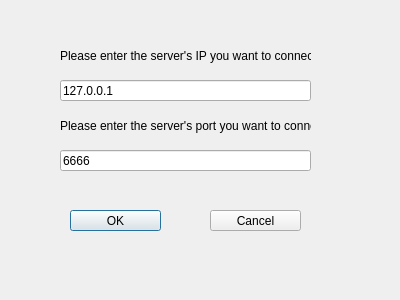
This is try_Client/confirmip.ui in LittleQili/Chatroom_Client as Qt 5 draws it before an edit. The edited form follows.
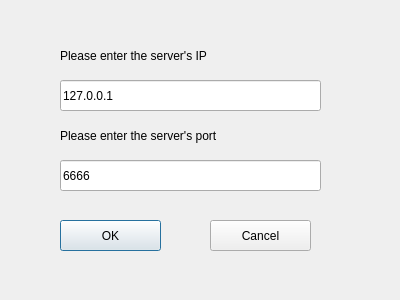
This is the edited form.

What changed in the file:
```diff
--- a/try_Client/confirmip.ui
+++ b/try_Client/confirmip.ui
@@ -23,7 +23,7 @@
     </rect>
    </property>
    <property name="text">
-    <string>Please enter the server's IP you want to connect</string>
+    <string>Please enter the server's IP</string>
    </property>
   </widget>
   <widget class="QLineEdit" name="IPaddr">
@@ -31,8 +31,8 @@
     <rect>
      <x>60</x>
      <y>80</y>
-     <width>251</width>
-     <height>21</height>
+     <width>261</width>
+     <height>31</height>
     </rect>
    </property>
    <property name="text">
@@ -42,10 +42,10 @@
   <widget class="QPushButton" name="OK">
    <property name="geometry">
     <rect>
-     <x>70</x>
-     <y>210</y>
-     <width>91</width>
-     <height>21</height>
+     <x>60</x>
+     <y>220</y>
+     <width>101</width>
+     <height>31</height>
     </rect>
    </property>
    <property name="text">
@@ -56,9 +56,9 @@
    <property name="geometry">
     <rect>
      <x>210</x>
-     <y>210</y>
-     <width>91</width>
-     <height>21</height>
+     <y>220</y>
+     <width>101</width>
+     <height>31</height>
     </rect>
    </property>
    <property name="text">
@@ -69,22 +69,22 @@
    <property name="geometry">
     <rect>
      <x>60</x>
-     <y>110</y>
-     <width>251</width>
+     <y>120</y>
+     <width>281</width>
      <height>31</height>
     </rect>
    </property>
    <property name="text">
-    <string>Please enter the server's port you want to connect</string>
+    <string>Please enter the server's port</string>
    </property>
   </widget>
   <widget class="QLineEdit" name="Port">
    <property name="geometry">
     <rect>
      <x>60</x>
-     <y>150</y>
-     <width>251</width>
-     <height>21</height>
+     <y>160</y>
+     <width>261</width>
+     <height>31</height>
     </rect>
    </property>
    <property name="text">
```
